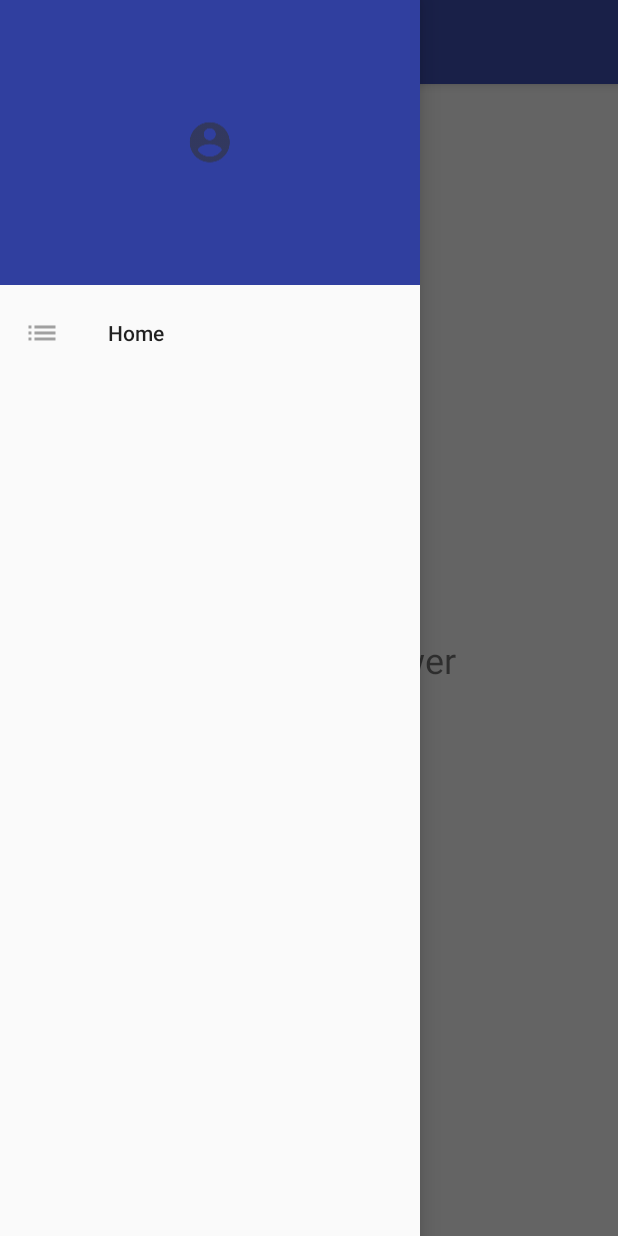
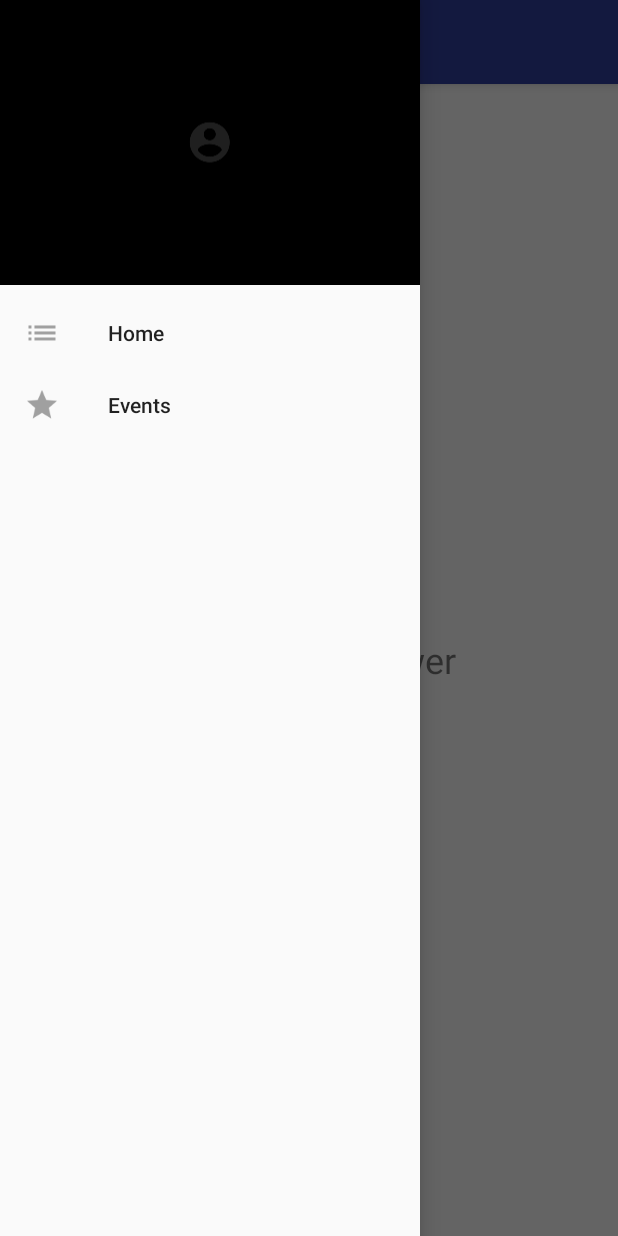
Before and after one commit to CMPUT301F17T29/HabitUp, an Android app: the screen it shows after launch (MainActivity), with the side drawer open, on a phone screen of 412 x 824 dp. Run offline under Robolectric (Android 15) with nearby library versions, the phone set to English and light mode, and no system bars.

Commit message:
Add events icon in drawer menu

```diff
--- a/app/src/main/res/menu/menu_navigation.xml
+++ b/app/src/main/res/menu/menu_navigation.xml
@@ -5,5 +5,9 @@
             android:id="@+id/home"
             android:title="Home"
             android:icon="@drawable/ic_habits"/>
+        <item
+            android:id="@+id/events"
+            android:title="Events"
+            android:icon="@drawable/ic_events"/>
     </group>
 </menu>
--- a/app/src/main/res/values/colors.xml
+++ b/app/src/main/res/values/colors.xml
@@ -1,7 +1,15 @@
 <?xml version="1.0" encoding="utf-8"?>
 <resources>
-    <color name="colorPrimary">#3F51B5</color>
-    <color name="colorPrimaryDark">#303F9F</color>
-    <color name="colorAccent">#FF4081</color>
+    <color name="colorPrimary">#303F9F</color>
+    <color name="colorPrimaryDark">#000000</color>
+    <color name="colorAccent">#000000</color>
     <color name="white">#FFFFFF</color>
+    <color name="teal">#39B8B8</color>
+    <color name="red">#D32F2F</color>
+    <color name="purple">#512DA8</color>
+    <color name="lightblue">#1E88E5</color>
+    <color name="green">#1A9B1A</color>
+    <color name="yellow">#F8D74D</color>
+    <color name="lightgray">#888888</color>
+    <color name="darkgray">#4A4A4A</color>
 </resources>
```
Also changed, not shown: app/src/main/res/drawable-hdpi/ic_events.png (added), app/src/main/res/drawable-mdpi/ic_events.png (added), app/src/main/res/drawable-xhdpi/ic_events.png (added), app/src/main/res/drawable-xxhdpi/ic_events.png (added).
